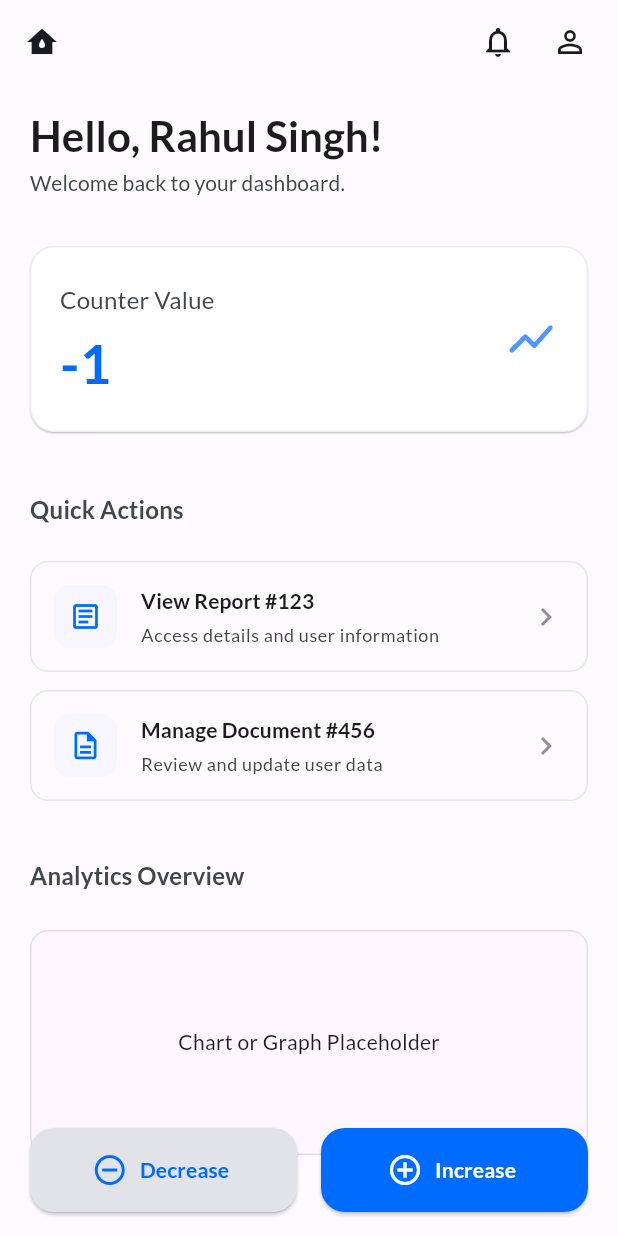
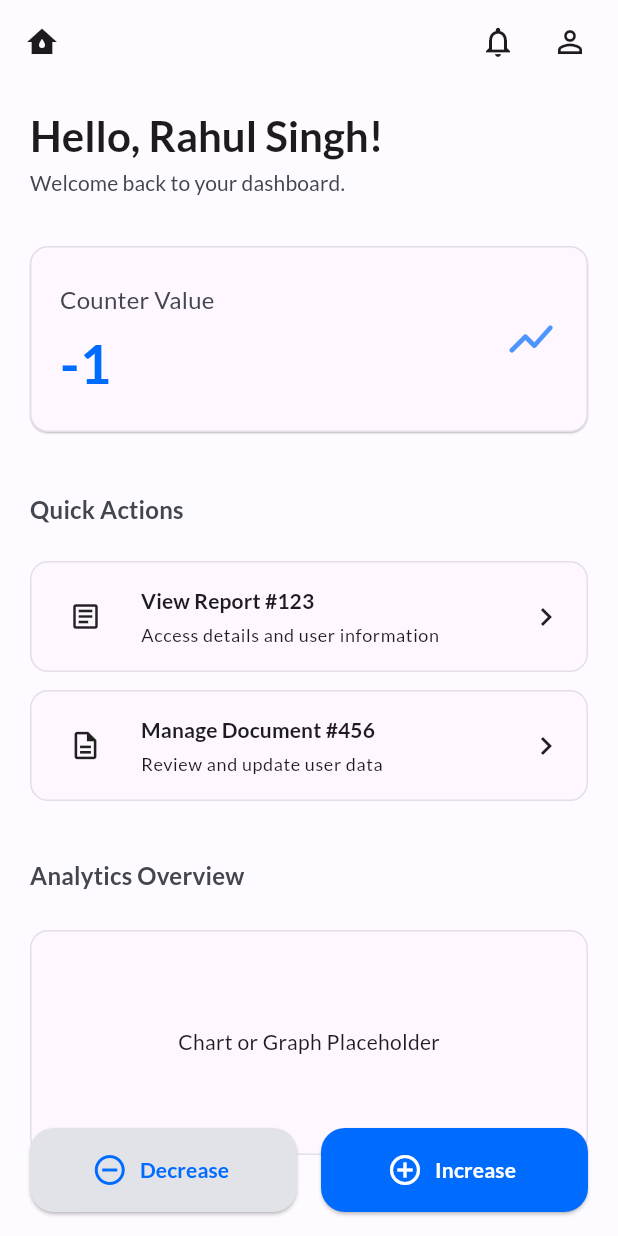
Before and after one commit to intlrahul/starter_forge, a Flutter app: the screen it shows after launch, after a tap on "Decrease", on a phone screen of 412 x 824 dp. Run offline on Flutter 3.47's test engine with Material 3 defaults, Android fonts, the phone set to English and light mode, and no system bars; our stand-ins replace equatable, flutter_bloc, get_it, go_router, google_fonts, shared_preferences.

Commit message:
clean up

```diff
--- a/lib/core/theme/app_theme.dart
+++ b/lib/core/theme/app_theme.dart
@@ -29,7 +29,6 @@ class AppTheme {
             Colors.transparent, // Or use colorScheme.surfaceContainer
         foregroundColor: baseLight.colorScheme.onSurface,
         titleTextStyle: GoogleFonts.lato(
-          // Or _fontFamily
           fontSize: 20,
           fontWeight: FontWeight.w600,
           color: baseLight.colorScheme.onSurface,
--- a/lib/features/dashboard/presentation/screens/home_screen.dart
+++ b/lib/features/dashboard/presentation/screens/home_screen.dart
@@ -21,14 +21,10 @@ class _HomeScreenContent extends StatelessWidget {
   Widget build(BuildContext context) {
     final textTheme = Theme.of(context).textTheme;
     final colorScheme = Theme.of(context).colorScheme;
-    final isDarkMode = Theme.of(context).brightness == Brightness.dark;
 
     return Scaffold(
       appBar: AppBar(
         title: Icon(Icons.water_damage_sharp),
-        backgroundColor: Colors.transparent,
-        elevation: 0,
-        foregroundColor: colorScheme.onSurface, // Ensures text is visible
         actions: [
           IconButton(
             icon: const Icon(Icons.notifications_none_outlined),
@@ -67,8 +63,6 @@ class _HomeScreenContent extends StatelessWidget {
               title: 'View Report #123',
               subtitle: 'Access details and user information',
               onTap: () => context.go('/details/123'),
-              colorScheme: colorScheme,
-              isDarkMode: isDarkMode,
             ),
             _buildActionItem(
               context,
@@ -76,8 +70,6 @@ class _HomeScreenContent extends StatelessWidget {
               title: 'Manage Document #456',
               subtitle: 'Review and update user data',
               onTap: () => context.go('/details/456'),
-              colorScheme: colorScheme,
-              isDarkMode: isDarkMode,
             ),
             // Add more ActionItems or other sections like charts, recent activity, etc.
             // Example:
@@ -86,12 +78,6 @@ class _HomeScreenContent extends StatelessWidget {
             const SizedBox(height: 12),
             Card(
               elevation: 0,
-              shape: RoundedRectangleBorder(
-                borderRadius: BorderRadius.circular(12.0),
-                side: BorderSide(
-                  color: colorScheme.outlineVariant.withValues(alpha: 0.5),
-                ),
-              ),
               child: Container(
                 height: 150,
                 padding: const EdgeInsets.all(16.0),
@@ -171,14 +157,6 @@ class _HomeScreenContent extends StatelessWidget {
   ) {
     return Card(
       elevation: 0.5, // Subtle elevation
-      shape: RoundedRectangleBorder(
-        borderRadius: BorderRadius.circular(16.0), // More rounded
-        // Use outline for a more subtle card in light mode, or if preferred
-        side: BorderSide(
-          color: colorScheme.outlineVariant.withValues(alpha: 0.3),
-        ),
-      ),
-      color: colorScheme.surfaceContainerLowest, // M3 surface color
       child: Padding(
         padding: const EdgeInsets.symmetric(horizontal: 20.0, vertical: 24.0),
         child: Row(
@@ -242,19 +220,11 @@ class _HomeScreenContent extends StatelessWidget {
     required String title,
     required String subtitle,
     required VoidCallback onTap,
-    required ColorScheme colorScheme,
-    required bool isDarkMode,
   }) {
     return Card(
       elevation: 0, // Flat design for list items
       margin: const EdgeInsets.symmetric(vertical: 6.0),
-      shape: RoundedRectangleBorder(
-        borderRadius: BorderRadius.circular(12.0),
-        side: BorderSide(
-          color: colorScheme.outlineVariant.withValues(alpha: 0.4),
-        ),
-      ),
-      color: colorScheme.surface, // Or surfaceContainer for subtle difference
+
       child: InkWell(
         onTap: onTap,
         borderRadius: BorderRadius.circular(12.0), // Match card's border radius
@@ -264,13 +234,7 @@ class _HomeScreenContent extends StatelessWidget {
             children: <Widget>[
               Container(
                 padding: const EdgeInsets.all(10.0),
-                decoration: BoxDecoration(
-                  color: colorScheme.primaryContainer.withValues(
-                    alpha: isDarkMode ? 0.3 : 0.15,
-                  ),
-                  borderRadius: BorderRadius.circular(10.0),
-                ),
-                child: Icon(icon, size: 22, color: colorScheme.primary),
+                child: Icon(icon, size: 22),
               ),
               const SizedBox(width: 16),
               Expanded(
@@ -288,19 +252,14 @@ class _HomeScreenContent extends StatelessWidget {
                     const SizedBox(height: 4),
                     Text(
                       subtitle,
-                      style: Theme.of(context).textTheme.bodySmall?.copyWith(
-                        color: colorScheme.onSurfaceVariant,
-                      ),
+                      style: Theme.of(context).textTheme.bodySmall,
                       maxLines: 2,
                       overflow: TextOverflow.ellipsis,
                     ),
                   ],
                 ),
               ),
-              Icon(
-                Icons.chevron_right,
-                color: colorScheme.onSurfaceVariant.withValues(alpha: 0.6),
-              ),
+              Icon(Icons.chevron_right),
             ],
           ),
         ),
--- a/lib/features/profile/presentation/screens/profile_screen.dart
+++ b/lib/features/profile/presentation/screens/profile_screen.dart
@@ -27,15 +27,7 @@ class _ProfileView extends StatelessWidget {
     final isDarkMode = context.watch<ThemeBloc>().state.isDarkMode;
 
     return Scaffold(
-      appBar: AppBar(
-        title: Text(
-          'My Profile',
-          style: textTheme.headlineSmall?.copyWith(fontWeight: FontWeight.w600),
-        ),
-        backgroundColor: Colors.transparent,
-        elevation: 0,
-        foregroundColor: colorScheme.onSurface,
-      ),
+      appBar: AppBar(title: Text('My Profile')),
       body: BlocConsumer<ProfileBloc, ProfileState>(
         // Use aliased state
         listener: (context, state) {
```
